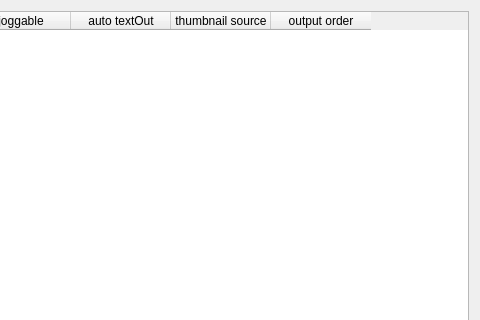
Above: src/pymovie/apertureEditDialog.ui from bob-anderson-ok/pymovie before the change; both pictures show x 541 to 1021 and y 0 to 320 of the 1021 by 419 pixel window. Below: the same form after it.
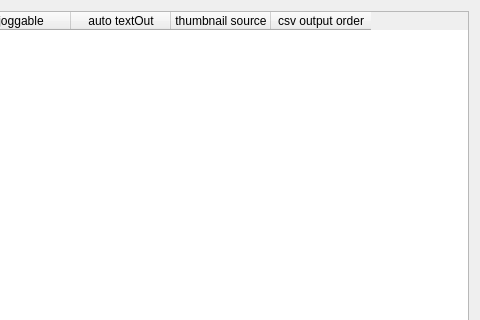
That is the form after the change.

Commit message: Adds tool-tip for aperture edit dialog.

The edit to the form file:
```diff
--- a/src/pymovie/apertureEditDialog.ui
+++ b/src/pymovie/apertureEditDialog.ui
@@ -75,7 +75,7 @@
        </column>
        <column>
         <property name="text">
-         <string>output order</string>
+         <string>csv output order</string>
         </property>
        </column>
       </widget>
```
The commit also changes 6 other files.
